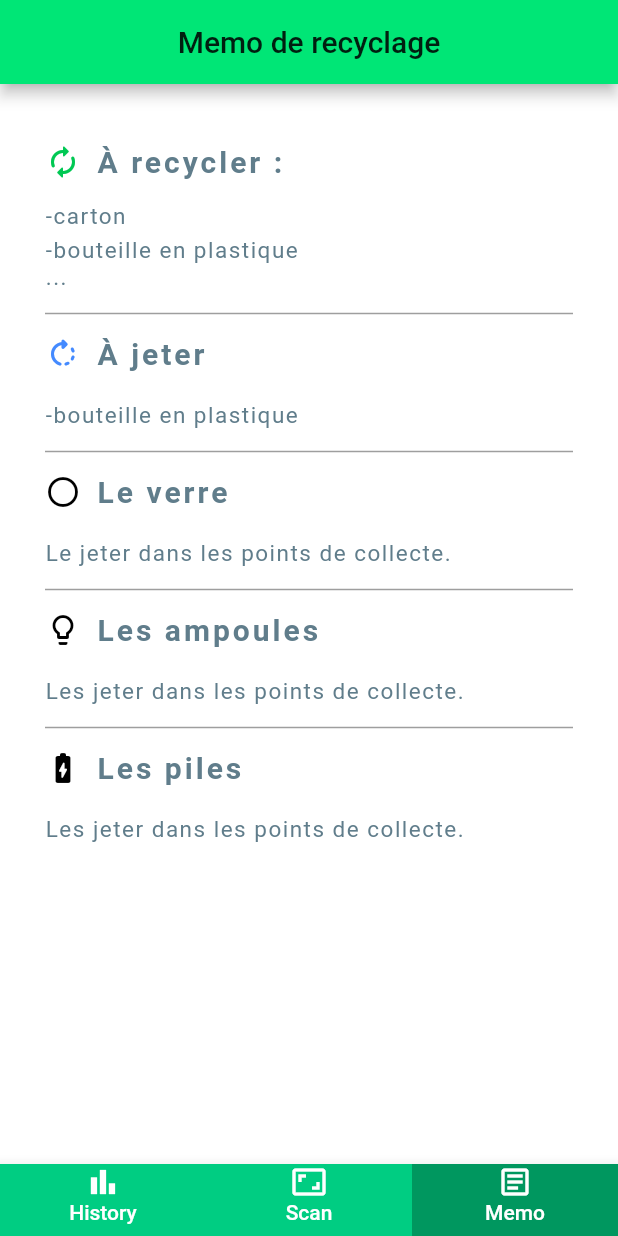
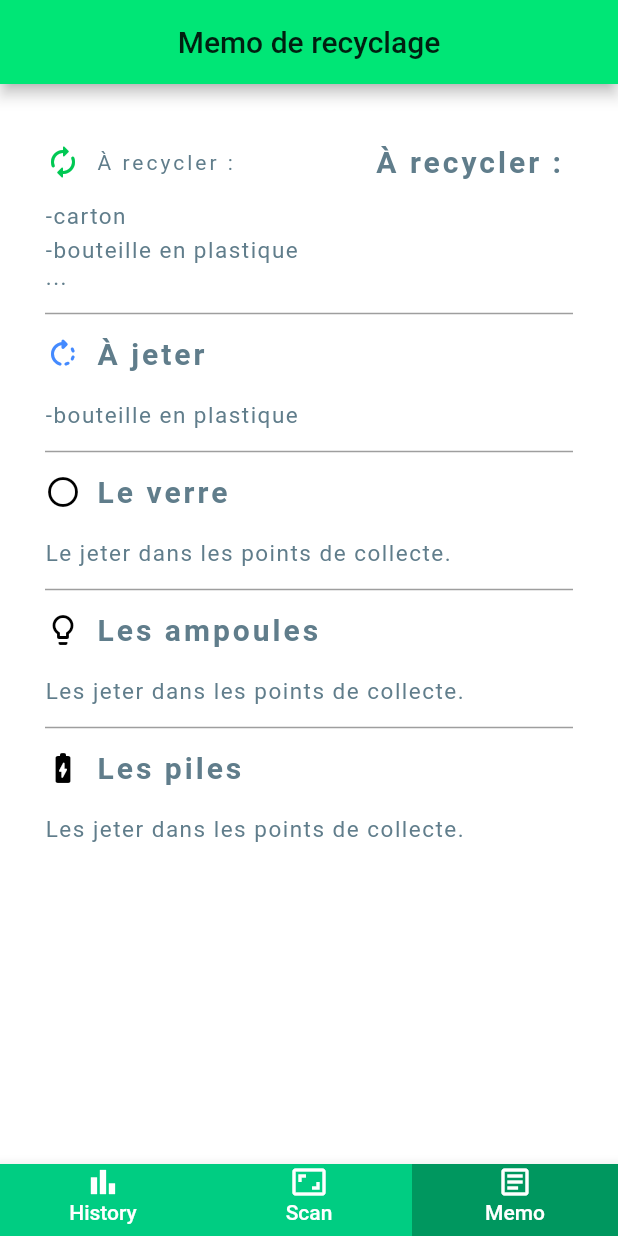
Before and after one commit to RenjiSann/eko-scan, a Flutter app: the screen it shows after launch, item 3 of the bottom bar chosen, on a phone screen of 412 x 824 dp. Run offline on Flutter 3.47's test engine with Material 2 defaults, Android fonts, the phone set to English and light mode, and no system bars; missing offline and left inert: flutter_barcode_scanner, openfoodfacts.

Commit message:
Added some themes, corrected some colors on the product's flash card

```diff
--- a/lib/memo.dart
+++ b/lib/memo.dart
@@ -27,6 +27,11 @@ class Memo extends StatelessWidget {
                       ),
                       SizedBox(
                         width: 10.0,
+                      ),
+                      Expanded(
+                        child: Text('À recycler :',
+                            maxLines: 3,
+                            style: Theme.of(context).textTheme.bodyText1),
                       ),
                       Text(
                         'À recycler : ',
--- a/lib/themes.dart
+++ b/lib/themes.dart
@@ -17,6 +17,11 @@ class EkoScanThemes {
             color: Colors.blueGrey,
             letterSpacing: 2.0,
             fontWeight: FontWeight.normal),
+        bodyText2: TextStyle(
+          color: ekoGreen,
+          letterSpacing: 2.0,
+          fontWeight: FontWeight.normal
+        ),
         headline1: TextStyle(
             color: ekoDarkGrey,
             letterSpacing: 2.0,
@@ -27,6 +32,12 @@ class EkoScanThemes {
             letterSpacing: 2.0,
             fontSize: 20.0,
             fontWeight: FontWeight.bold),
+        headline3: TextStyle(
+          color: ekoGreen,
+            letterSpacing: 2.0,
+            fontSize: 15.0,
+            fontWeight: FontWeight.w500
+        ),
         button: TextStyle(color: Colors.white)),
   );
   static final ThemeData darkTheme = ThemeData(
@@ -40,6 +51,11 @@ class EkoScanThemes {
             color: Colors.white,
             letterSpacing: 2.0,
             fontWeight: FontWeight.normal),
+        bodyText2: TextStyle(
+            color: ekoGreen,
+            letterSpacing: 2.0,
+            fontWeight: FontWeight.normal
+        ),
         headline1: TextStyle(
             color: Colors.white,
             letterSpacing: 2.0,
@@ -50,6 +66,12 @@ class EkoScanThemes {
             letterSpacing: 2.0,
             fontSize: 20.0,
             fontWeight: FontWeight.bold),
+        headline3: TextStyle(
+            color: ekoGreen,
+            letterSpacing: 2.0,
+            fontSize: 15.0,
+            fontWeight: FontWeight.w500
+        ),
         button: TextStyle(color: Colors.black)),
   );
 }
```
Also changed, not shown: lib/product_flash_card.dart (+6 -11 lines).
